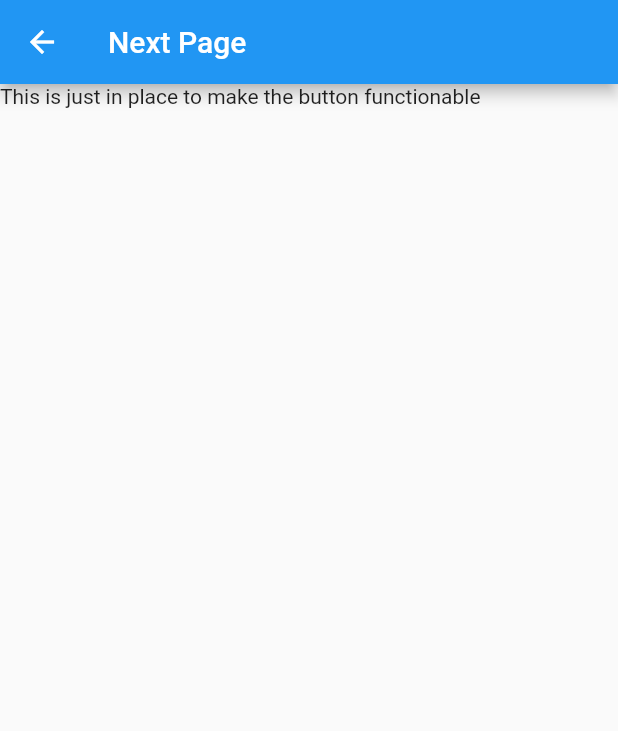
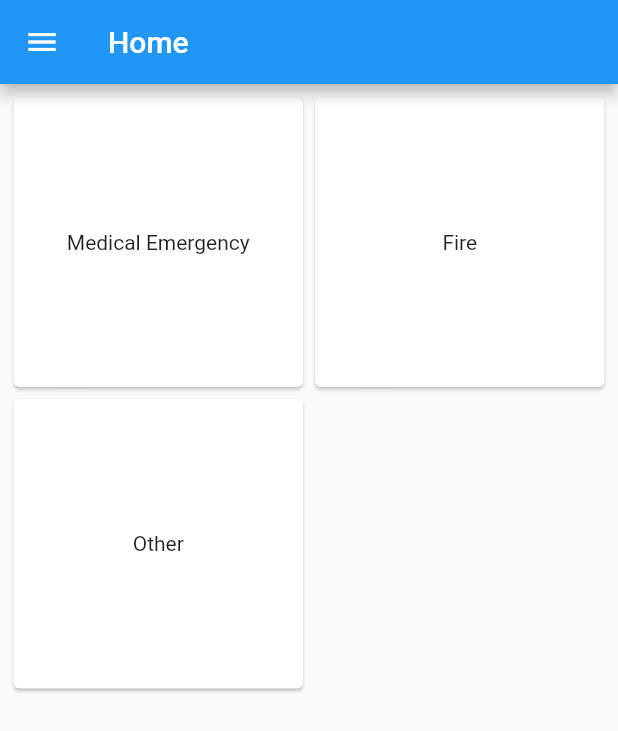
Before and after one commit to ash-100/distress_app, a Flutter app: the EmergencyContact screen opened directly, after a tap on "NEXT", on a phone screen of 412 x 824 dp. Shown: the top 731 px of the screen. Run offline on Flutter 3.47's test engine with Material 2 defaults, Android fonts, the phone set to English and light mode, and no system bars; our stand-ins replace fluttertoast.

Commit message:
Home page

```diff
--- a/lib/contact.dart
+++ b/lib/contact.dart
@@ -1,3 +1,4 @@
+import 'package:distress_app/home.dart';
 import 'package:flutter/material.dart';
 import 'next.dart';
 
@@ -19,7 +20,7 @@ class EmergencyContact extends StatelessWidget{
           ),
           ElevatedButton(
               onPressed: (){
-                Navigator.push(context, MaterialPageRoute(builder: (context)=> Next()));
+                Navigator.pushAndRemoveUntil(context, MaterialPageRoute(builder: (context)=> Home()),(Route<dynamic> route) => false);
               },
               child: Text('NEXT'))
         ],
--- /dev/null
+++ b/lib/home.dart
@@ -0,0 +1,82 @@
+import 'package:flutter/material.dart';
+import 'package:fluttertoast/fluttertoast.dart';
+
+var emergencyList=['Medical Emergency','Fire','Other'];
+var i=0;
+class Home extends StatelessWidget{
+  @override
+  Widget build(BuildContext context) {
+    return Scaffold(
+      appBar:AppBar(
+        title: const Text('Home'),
+      ),
+      body: GridView.builder(
+        padding: EdgeInsets.all(5),
+          gridDelegate: const SliverGridDelegateWithFixedCrossAxisCount(
+              crossAxisCount: 2),
+          itemCount: 3,
+          itemBuilder: (BuildContext context,int index){
+            return Card(
+              child: InkWell(
+                child: Center(
+                  child: Text(emergencyList[index]),
+                ),
+                onTap: (){
+                  sendMessage(index);
+                },
+              ),
+            );
+          },
+      ),
+      drawer: Drawer(
+        child: ListView(
+          padding: EdgeInsets.zero,
+          children: [
+            DrawerHeader(
+              decoration: BoxDecoration(
+                color: Colors.blue,
+              ),
+              child: Center(
+                child: Text(
+                  'User Name',
+                  style: TextStyle(
+                    color: Colors.white,
+                  ),
+                ),
+              ),
+            ),
+            ListTile(
+              title: Text('Profile'),
+              onTap: (){
+                // Must be redirected to profile page
+                Navigator.pop(context);
+              },
+            ),
+            ListTile(
+              title: Text('About App'),
+              onTap: (){
+                // Must be redirected to about app page
+                Navigator.pop(context);
+              },
+            ),
+          ],
+        ),
+      ),
+    );
+  }
+}
+
+void sendMessage(int index){
+  if(index==0){
+    // Functionality to be added for medical emergency
+  }
+  else if(index==1){
+    // Functionality to be added for fire
+  }
+  else if(index==2){
+    // Functionality to be added for other cases
+  }
+  else{
+    // Error
+  }
+}
--- a/pubspec.yaml
+++ b/pubspec.yaml
@@ -29,6 +29,7 @@ environment:
 dependencies:
   flutter:
     sdk: flutter
+  fluttertoast:
 
 
   # The following adds the Cupertino Icons font to your application.
```
Also changed, not shown: pubspec.lock.
